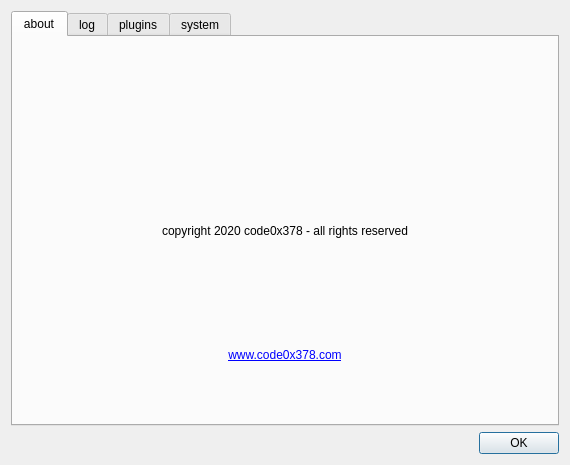
The window that app/src/mdocore/src/mdocore/gui/dialogs/aboutdialog.ui (code0x378/MarkdownOrganizer) describes before a commit, drawn with Qt 5.
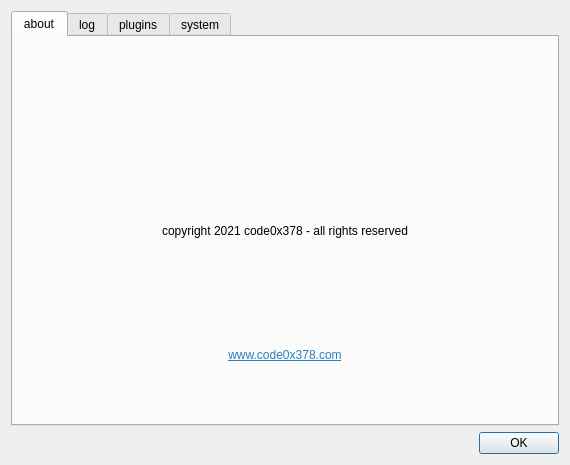
The same window after the commit. Icons and pictures are not drawn.

Commit message: Updated copyright and line endings

```diff
--- a/app/src/mdocore/src/mdocore/gui/dialogs/aboutdialog.ui
+++ b/app/src/mdocore/src/mdocore/gui/dialogs/aboutdialog.ui
@@ -55,7 +55,7 @@
        <item>
         <widget class="QLabel" name="label">
          <property name="text">
-          <string>copyright 2020 code0x378 - all rights reserved</string>
+          <string>copyright 2021 code0x378 - all rights reserved</string>
          </property>
          <property name="alignment">
           <set>Qt::AlignCenter</set>
@@ -68,10 +68,10 @@
           <string notr="true"/>
          </property>
          <property name="text">
-          <string>&lt;a href=&quot;http://www.code0x378.com/&quot;&gt;www.code0x378.com&lt;/a&gt;</string>
+          <string>&lt;html&gt;&lt;head/&gt;&lt;body&gt;&lt;p&gt;&lt;a href=&quot;http://www.code0x378.com&quot;&gt;&lt;span style=&quot; text-decoration: underline; color:#2980b9;&quot;&gt;www.code0x378.com&lt;/span&gt;&lt;/a&gt;&lt;/p&gt;&lt;/body&gt;&lt;/html&gt;</string>
          </property>
          <property name="textFormat">
-          <enum>Qt::RichText</enum>
+          <enum>Qt::AutoText</enum>
          </property>
          <property name="alignment">
           <set>Qt::AlignCenter</set>
```
Left out of the diff: 5 changed lines with no effect on the pictures. The commit also changes 268 other files.
